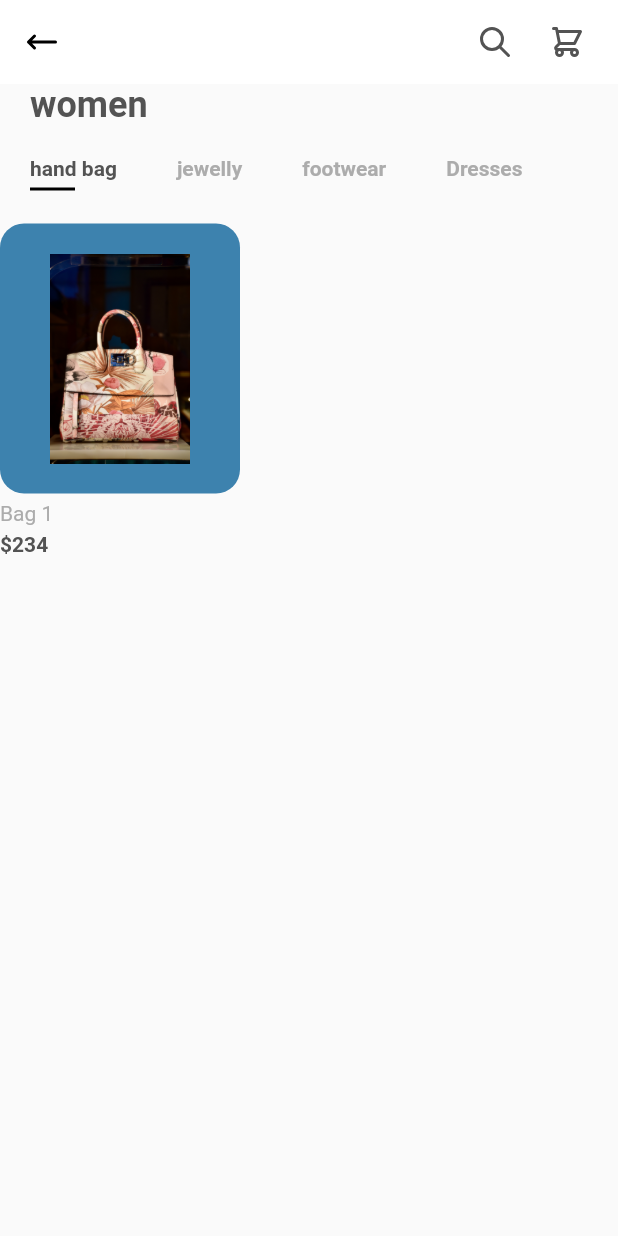
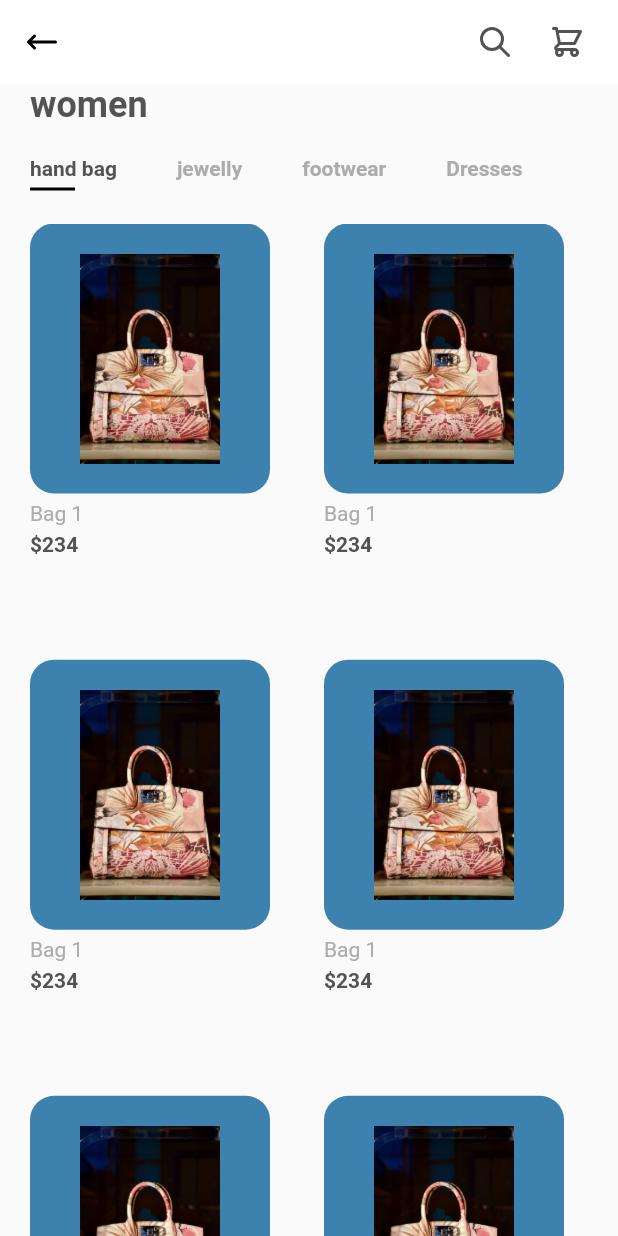
Before and after one commit to muwongelawrence-tech/flutter_ecommerce_app, a Flutter app: the screen it shows after launch, on a phone screen of 412 x 824 dp. Run offline on Flutter 3.47's test engine with Material 2 defaults, Android fonts, the phone set to English and light mode, and no system bars; our stand-ins replace flutter_svg.

Commit message:
populating GridView builder

```diff
--- a/lib/models/product.dart
+++ b/lib/models/product.dart
@@ -48,5 +48,50 @@ class Product {
         description: "this is a good product.",
         image:"assets/images/b2.jpg",
         color: const Color(0xFF3D82AE),
-    )
+    ),
+     Product(
+        id:3,
+        title:"Bag 3",
+        price:234,
+        size: 11,
+        description: "this is a good product.",
+        image:"assets/images/b2.jpg",
+        color: const Color(0xFF3D82AE),
+    ),
+     Product(
+        id:3,
+        title:"Bag 3",
+        price:234,
+        size: 11,
+        description: "this is a good product.",
+        image:"assets/images/b2.jpg",
+        color: const Color(0xFF3D82AE),
+    ),
+     Product(
+        id:3,
+        title:"Bag 3",
+        price:234,
+        size: 11,
+        description: "this is a good product.",
+        image:"assets/images/b2.jpg",
+        color: const Color(0xFF3D82AE),
+    ),
+     Product(
+        id:3,
+        title:"Bag 3",
+        price:234,
+        size: 11,
+        description: "this is a good product.",
+        image:"assets/images/b2.jpg",
+        color: const Color(0xFF3D82AE),
+    ),
+     Product(
+        id:3,
+        title:"Bag 3",
+        price:234,
+        size: 11,
+        description: "this is a good product.",
+        image:"assets/images/b2.jpg",
+        color: const Color(0xFF3D82AE),
+    ),
   ];
--- a/lib/screens/components/body.dart
+++ b/lib/screens/components/body.dart
@@ -14,9 +14,9 @@ class Body extends StatelessWidget{
      return Column(
        crossAxisAlignment: CrossAxisAlignment.start,
 
-        children: const <Widget>[
+        children: <Widget>[
 
-            Padding(
+            const Padding(
               padding: EdgeInsets.symmetric(horizontal: kDefaultPadding),
               child: Text(
               "women",
@@ -25,8 +25,23 @@ class Body extends StatelessWidget{
             ),
 
 
-            Categories(),
-            ItemCard(),
+            const Categories(),
+
+            Expanded(
+              child: Padding(
+                padding: const EdgeInsets.symmetric(horizontal: kDefaultPadding),
+                child: GridView.builder(
+                 itemCount: products.length,
+                 gridDelegate: const SliverGridDelegateWithFixedCrossAxisCount(
+                   crossAxisCount: 2,
+                   mainAxisSpacing: kDefaultPadding,
+                   crossAxisSpacing: kDefaultPadding,
+                   childAspectRatio: 0.65
+                  ),
+                 itemBuilder: (context ,index) =>  const ItemCard(),
+                 ),
+              )
+            ),
 
 
           ],
@@ -36,10 +51,10 @@ class Body extends StatelessWidget{
 }
 
 class ItemCard extends StatelessWidget{
+  const ItemCard({Key? key}) : super(key: key);
 
   // final Product  product;
   // final Function press;
-  const ItemCard({Key? key}) : super(key: key);
 
   @override
   Widget build(BuildContext context){
```
